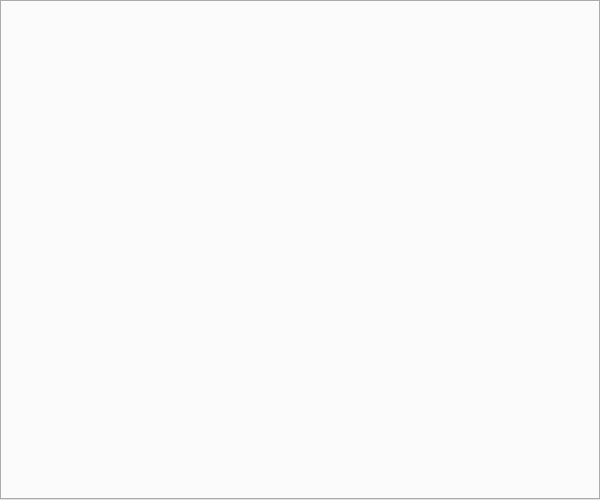
First picture: the form in code/mirror/fight.ui, repository simon0xia/mirror, before the edit.
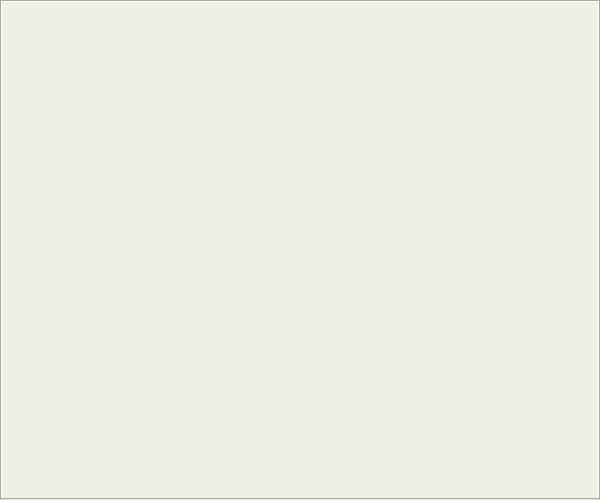
Second picture: the form after the edit.

Commit message: 美化界面

What changed in the file:
```diff
--- a/code/mirror/fight.ui
+++ b/code/mirror/fight.ui
@@ -28,6 +28,9 @@
    </property>
    <item row="0" column="0">
     <widget class="QTabWidget" name="tabWidget_fight">
+     <property name="styleSheet">
+      <string notr="true">background-color: rgb(240, 240, 230);</string>
+     </property>
      <property name="currentIndex">
       <number>-1</number>
      </property>
```
The commit also changes 7 other files.
